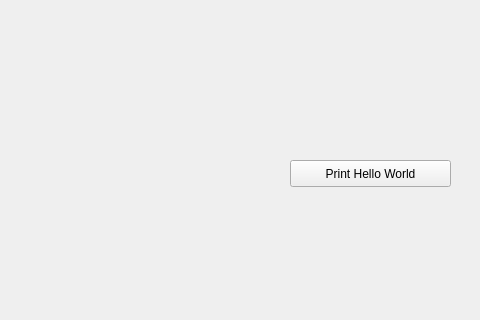
The window that src/ui/hello_world.ui (pfechd/jabe) describes before a commit, drawn with Qt 5; both pictures show x 0 to 480 and y 0 to 320 of the 755 by 471 pixel window.
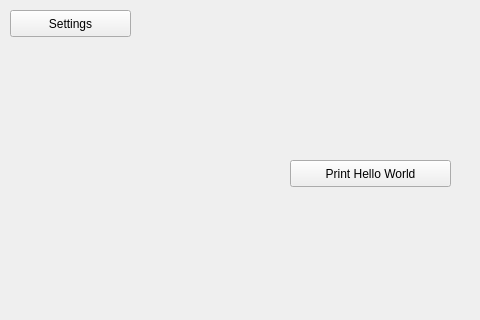
The same window after the commit.

Commit message: Integrate spmpathph into main application

The edit to the form file:
```diff
--- a/src/ui/hello_world.ui
+++ b/src/ui/hello_world.ui
@@ -27,6 +27,19 @@
      <string>Print Hello World</string>
     </property>
    </widget>
+   <widget class="QPushButton" name="configureSPMButton">
+    <property name="geometry">
+     <rect>
+      <x>10</x>
+      <y>10</y>
+      <width>121</width>
+      <height>27</height>
+     </rect>
+    </property>
+    <property name="text">
+     <string>Settings</string>
+    </property>
+   </widget>
   </widget>
   <widget class="QMenuBar" name="menubar">
    <property name="geometry">
```
The commit also changes 2 other files.
